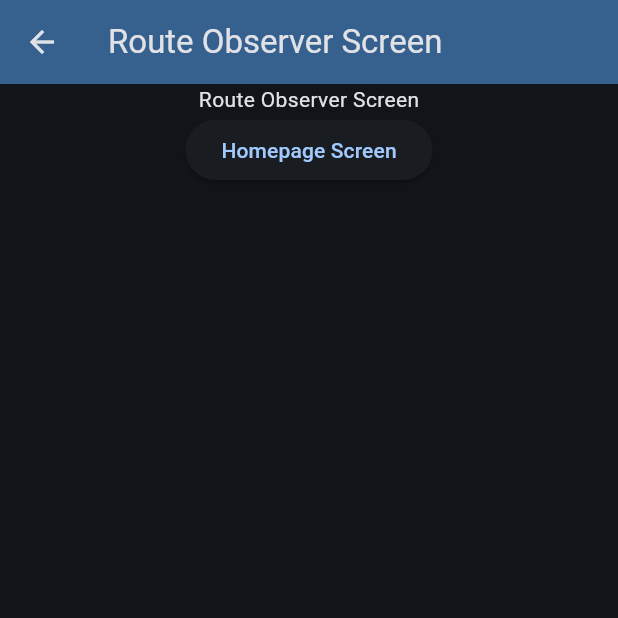
After one commit to cowbear6598/flutter_youtube, a Flutter app: the screen it shows after launch, after a tap on "Route Observer Screen", on a phone screen of 412 x 824 dp, the top half of it. The commit adds this screen. Run offline on Flutter 3.47's test engine with Material 2 defaults, Android fonts, the phone set to English and light mode, and no system bars; our stand-ins replace go_router.

Commit message:
feat: add transition and route aware

```diff
--- a/lib/go_router/app_router.dart
+++ b/lib/go_router/app_router.dart
@@ -1,5 +1,8 @@
+import 'package:flutter/material.dart';
 import 'package:flutter_youtube/go_router/go_router_builder.dart';
 import 'package:go_router/go_router.dart';
+
+final routeObserver = RouteObserver();
 
 final router = GoRouter(
   redirect: (context, state) {
@@ -11,4 +14,5 @@ final router = GoRouter(
     return null;
   },
   routes: $appRoutes,
+  observers: [routeObserver],
 );
--- a/lib/go_router/go_router_builder.dart
+++ b/lib/go_router/go_router_builder.dart
@@ -1,4 +1,5 @@
 import 'package:flutter/material.dart';
+import 'package:flutter_youtube/screens/route_observer/route_observer_screen_route.dart';
 import 'package:flutter_youtube/types/user.dart';
 import 'package:flutter_youtube/screens/extension/extension_screen_route.dart';
 import 'package:flutter_youtube/screens/homepage/homepage_screen.dart';
@@ -12,6 +13,9 @@ part 'go_router_builder.g.dart';
     TypedGoRoute<ExtensionScreenRoute>(
       path: 'extension',
     ),
+    TypedGoRoute<RouteObserverScreenRoute>(
+      path: 'route_observer',
+    ),
   ],
 )
 class HomepageScreenRoute extends GoRouteData {
--- a/lib/screens/homepage/homepage_screen.dart
+++ b/lib/screens/homepage/homepage_screen.dart
@@ -1,5 +1,6 @@
 import 'package:flutter/material.dart';
 import 'package:flutter_youtube/go_router/go_router_builder.dart';
+import 'package:flutter_youtube/screens/route_observer/route_observer_screen_route.dart';
 import 'package:flutter_youtube/types/user.dart';
 import 'package:flutter_youtube/screens/extension/extension_screen_route.dart';
 
@@ -34,6 +35,10 @@ class HomepageScreen extends StatelessWidget {
               onPressed: () => _goToExtensionScreen(context),
               child: const Text("Extension Screen"),
             ),
+            ElevatedButton(
+              onPressed: () => RouteObserverScreenRoute().push(context),
+              child: const Text("Route Observer Screen"),
+            ),
           ],
         ),
       ),
--- /dev/null
+++ b/lib/screens/route_observer/route_observer_screen.dart
@@ -0,0 +1,73 @@
+import 'package:flutter/material.dart';
+import 'package:flutter_youtube/go_router/app_router.dart';
+import 'package:flutter_youtube/go_router/go_router_builder.dart';
+import 'package:go_router/go_router.dart';
+
+class RouteObserverScreen extends StatefulWidget {
+  const RouteObserverScreen({super.key});
+
+  @override
+  State<RouteObserverScreen> createState() => _RouteObserverScreenState();
+}
+
+class _RouteObserverScreenState extends State<RouteObserverScreen> with RouteAware {
+  @override
+  void initState() {
+    super.initState();
+
+    WidgetsBinding.instance.addPostFrameCallback((_) {
+      routeObserver.subscribe(this, ModalRoute.of(context)!);
+    });
+  }
+
+  @override
+  void didPush() {
+    print('didPush');
+  }
+
+  @override
+  void didPushNext() {
+    print('didPushNext');
+  }
+
+  @override
+  void didPop() {
+    print('didPop');
+  }
+
+  @override
+  void didPopNext() {
+    print('didPopNext');
+  }
+
+  @override
+  void dispose() {
+    routeObserver.unsubscribe(this);
+    super.dispose();
+  }
+
+  @override
+  Widget build(BuildContext context) {
+    return Scaffold(
+      appBar: AppBar(
+        backgroundColor: Theme.of(context).colorScheme.inversePrimary,
+        title: const Text('Route Observer Screen'),
+        leading: IconButton(
+          icon: const Icon(Icons.arrow_back),
+          onPressed: () => context.pop(),
+        ),
+      ),
+      body: Center(
+        child: Column(
+          children: [
+            Text('Route Observer Screen'),
+            ElevatedButton(
+              onPressed: () => HomepageScreenRoute().push(context),
+              child: const Text("Homepage Screen"),
+            )
+          ],
+        ),
+      )
+    );
+  }
+}
--- /dev/null
+++ b/lib/screens/route_observer/route_observer_screen_route.dart
@@ -0,0 +1,11 @@
+import 'package:flutter/material.dart';
+import 'package:flutter_youtube/screens/route_observer/route_observer_screen.dart';
+import 'package:go_router/go_router.dart';
+
+@override
+class RouteObserverScreenRoute extends GoRouteData {
+  @override
+  Widget build(BuildContext context, GoRouterState state) {
+    return const RouteObserverScreen();
+  }
+}
```
Also changed, not shown: lib/screens/extension/extension_screen_route.dart (+27 -6 lines), lib/go_router/go_router_builder.g.dart.
